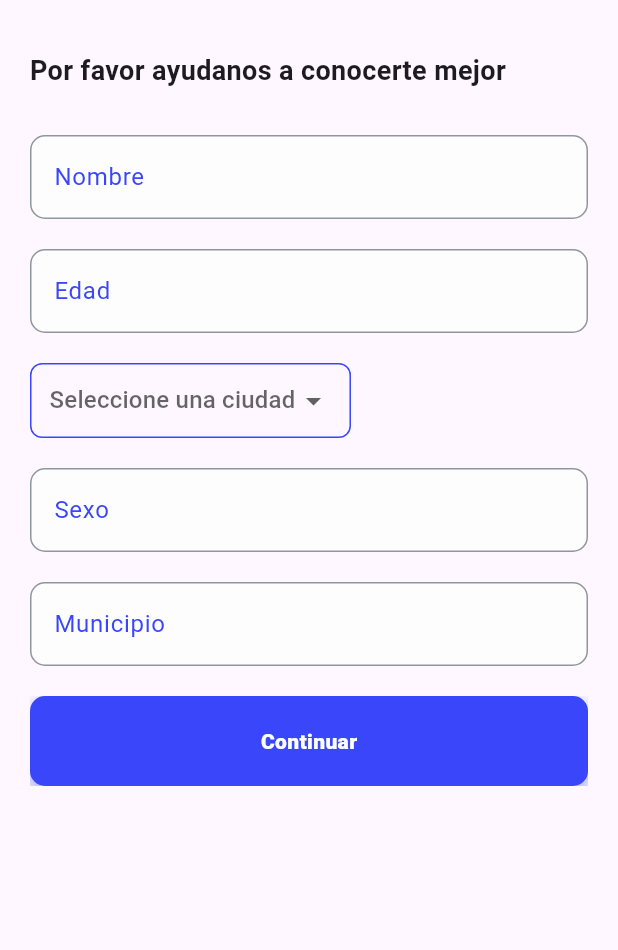
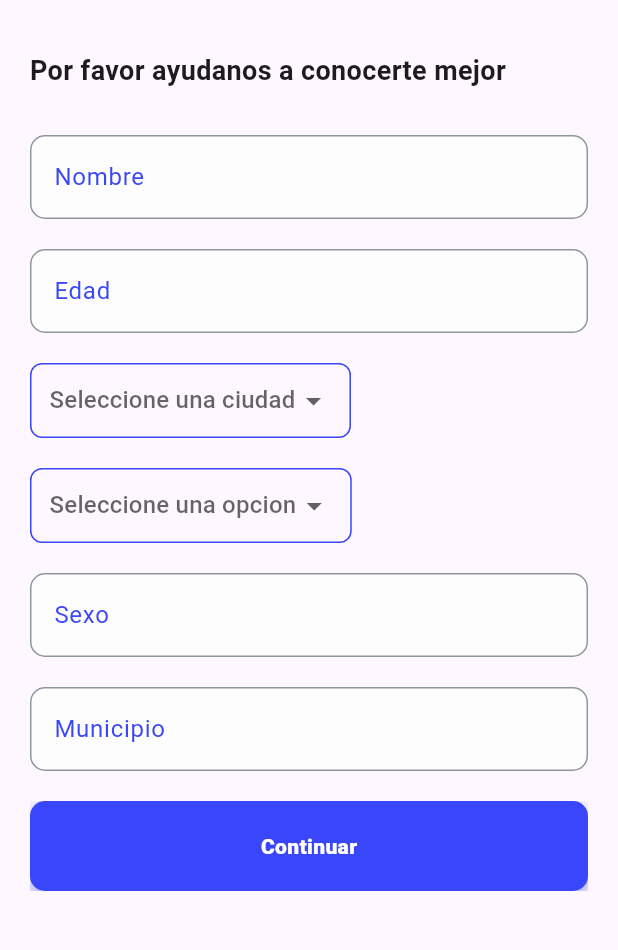
Before and after one commit to AleMancilla/eyeia, a Flutter app: the HomeScreen screen opened directly, on a phone screen of 412 x 824 dp, the part 63-1013 px from its top. Run offline on Flutter 3.47's test engine with Material 3 defaults, Android fonts, the phone set to English and light mode, and no system bars; our stand-ins replace firebase_core, firebase_storage, flutter_svg, get, image_picker; missing offline and left inert: whatsapp_unilink; accounts and stored records are empty; network calls fail.

```diff
--- a/lib/domain/professional_model.dart
+++ b/lib/domain/professional_model.dart
@@ -17,6 +17,7 @@ class ProfessionalModel {
   String? especializacion;
   String? direccion;
   String? descripcion;
+  String? cel;
 
   ProfessionalModel({
     this.imagen,
@@ -24,6 +25,7 @@ class ProfessionalModel {
     this.especializacion,
     this.direccion,
     this.descripcion,
+    this.cel,
   });
 
   factory ProfessionalModel.fromJson(Map<String, dynamic> json) =>
@@ -33,6 +35,7 @@ class ProfessionalModel {
         especializacion: json["especializacion"],
         direccion: json["direccion"],
         descripcion: json["descripcion"],
+        cel: json["cel"],
       );
 
   Map<String, dynamic> toJson() => {
--- a/lib/presentation/eye/eye_screen.dart
+++ b/lib/presentation/eye/eye_screen.dart
@@ -28,7 +28,9 @@ class _EyeScreenState extends State<EyeScreen> {
 
   Future<File?> getImage() async {
     final pickedFile = await picker.getImage(
-        source: ImageSource.camera, preferredCameraDevice: CameraDevice.front);
+      source: ImageSource.camera,
+      preferredCameraDevice: CameraDevice.front,
+    );
 
     if (pickedFile != null) {
       return File(pickedFile.path);
--- a/lib/presentation/home/home_screen.dart
+++ b/lib/presentation/home/home_screen.dart
@@ -71,6 +71,20 @@ class _HomeScreenState extends State<HomeScreen> {
                     setState(() {});
                   }),
               SizedBox(height: 20),
+              CustomDropdown(
+                  items: [
+                    "HOMBRE",
+                    "MUJER",
+                    "OTRO",
+                  ],
+                  hintText: 'Seleccione una opcion',
+                  selectedItem: getDropDownValueSex(),
+                  borderColor: CustomColors.primary,
+                  onChanged: (value) {
+                    controller.sexController.text = (value ?? '_');
+                    setState(() {});
+                  }),
+              SizedBox(height: 20),
               CustomTextFile(
                 controller: controller.sexController,
                 hintText: 'Sexo',
@@ -105,4 +119,11 @@ class _HomeScreenState extends State<HomeScreen> {
     }
     return controller.cityController.text;
   }
+
+  String? getDropDownValueSex() {
+    if (controller.sexController.text == '') {
+      return null;
+    }
+    return controller.sexController.text;
+  }
 }
--- a/pubspec.yaml
+++ b/pubspec.yaml
@@ -37,6 +37,8 @@ dependencies:
   cupertino_icons: ^1.0.2
   firebase_core: ^2.27.0
   firebase_storage: ^11.6.9
+  whatsapp_unilink: ^2.1.0
+  url_launcher: ^6.2.6
 
 dev_dependencies:
   flutter_test:
```
Also changed, not shown: lib/presentation/assistant/assistent_gpt.dart (+44 -11 lines), lib/presentation/assistant/controller/support_gpt_controller.dart (+60 -10 lines), pubspec.lock.
